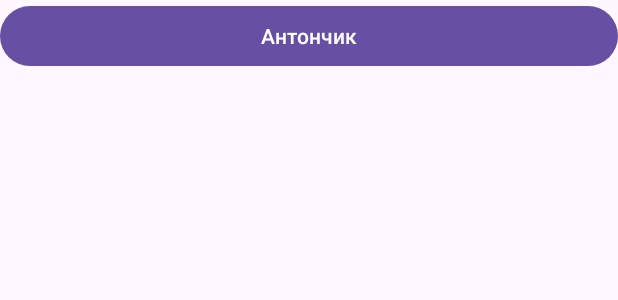
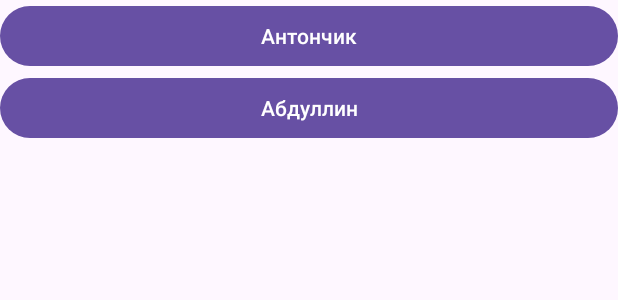
Before and after one commit to kostant/project_kmept, an Android app: the layout activity_main.xml on its own in the app's theme, with its tools: preview values and no code run, on a phone screen of 412 x 824 dp. Shown: the top 300 px of the screen. Run offline under Robolectric (Android 15) with nearby library versions, the phone set to English and light mode, and no system bars.

Commit message:
i change  information

```diff
--- a/app/src/main/AndroidManifest.xml
+++ b/app/src/main/AndroidManifest.xml
@@ -23,6 +23,7 @@
         </activity>
 
         <activity android:name=".screens.AntonchikActivity"/>
+        <activity android:name=".screens.AbdullinActivity"/>
     </application>
 
 </manifest>
--- a/app/src/main/java/com/example/projectkmept/MainActivity.kt
+++ b/app/src/main/java/com/example/projectkmept/MainActivity.kt
@@ -8,7 +8,7 @@ import androidx.appcompat.app.AppCompatActivity
 import androidx.core.view.ViewCompat
 import androidx.core.view.WindowInsetsCompat
 import com.example.projectkmept.screens.AntonchikActivity
-
+import com.example.projectkmept.screens.AbdullinActivity
 class MainActivity : AppCompatActivity() {
     override fun onCreate(savedInstanceState: Bundle?) {
         super.onCreate(savedInstanceState)
@@ -18,5 +18,9 @@ class MainActivity : AppCompatActivity() {
             val intent = Intent(this, AntonchikActivity::class.java)
             startActivity(intent)
         }
+        findViewById<Button>(R.id.AbdullinButton).setOnClickListener {
+            val intent = Intent(this, AbdullinActivity::class.java)
+            startActivity(intent)
+        }
     }
 }
--- a/app/src/main/res/layout/activity_main.xml
+++ b/app/src/main/res/layout/activity_main.xml
@@ -18,6 +18,12 @@
             android:layout_height="wrap_content"
             android:text="Антончик"/>
 
+        <Button
+            android:id="@+id/AbdullinButton"
+            android:layout_width="match_parent"
+            android:layout_height="wrap_content"
+            android:text="Абдуллин"/>
+
     </LinearLayout>
 
 </ScrollView>
```
Also changed, not shown: app/src/main/java/com/example/projectkmept/screens/AbdullinActivity.kt (added, +12 -0 lines), app/src/main/res/layout/activity_abdllin.xml (added, +12 -0 lines), app/src/main/res/layout/activity_abdullin.xml (added, +12 -0 lines).
